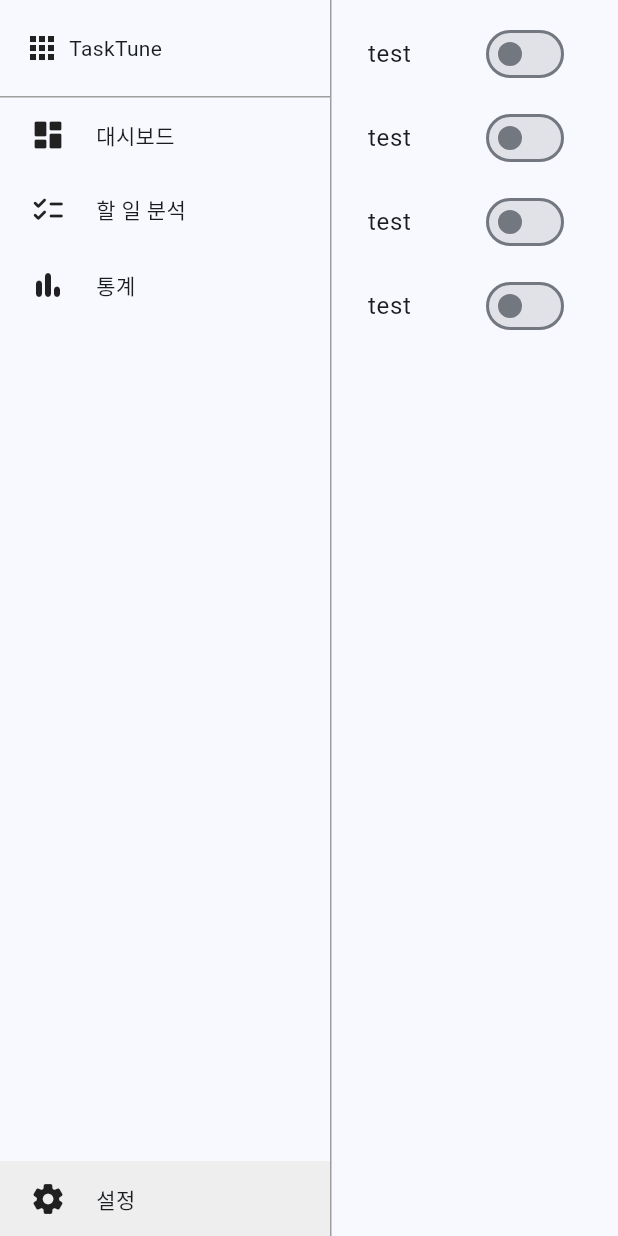
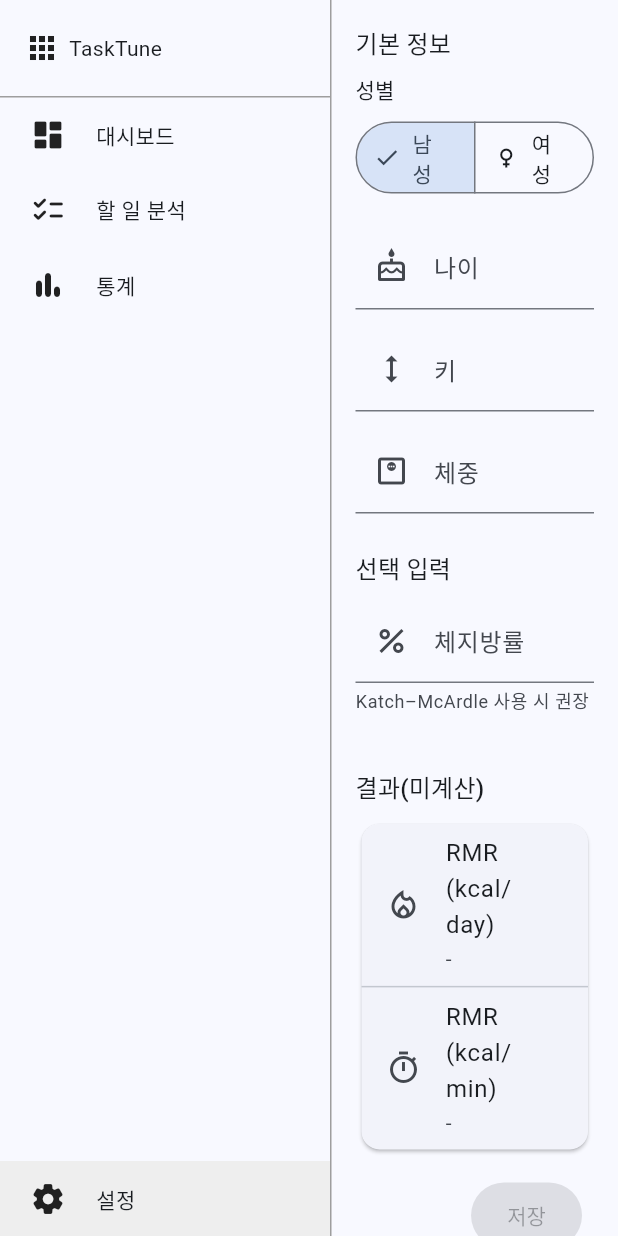
Before and after one commit to jiwoo590162-lang/TaskTune, a Flutter app: the screen it shows after launch, after a tap on "할 일 분석", after a tap on "통계", after a tap on "설정", on a phone screen of 412 x 824 dp. Run offline on Flutter 3.47's test engine with Material 3 defaults, Android fonts, the phone set to English and light mode, and no system bars; missing offline and left inert: openai_dart.

Commit message:
feat: 설정 창 수정
RMR 공식 계산을 위한 성별, 나이, 키, 체중, 체지방률을 입력받는
양식을 작성.

```diff
--- a/lib/screens/settings_page.dart
+++ b/lib/screens/settings_page.dart
@@ -1,59 +1,181 @@
 import 'package:flutter/material.dart';
 
-class SettingsPage extends StatelessWidget {
+enum Gender { male, female }
+
+enum UnitSystem { metric, imperial }
+
+enum RmrFormula { mifflin, harris, katch }
+
+class SettingsPage extends StatefulWidget {
   const SettingsPage({super.key});
 
   @override
+  State<SettingsPage> createState() => _SettingsPageState();
+}
+
+class _SettingsPageState extends State<SettingsPage> {
+  Gender _gender = Gender.male;
+  final UnitSystem _unit = UnitSystem.metric;
+  final RmrFormula _formula = RmrFormula.mifflin;
+
+  final _ageCtrl = TextEditingController();
+  final _heightCtrl = TextEditingController();
+  final _weightCtrl = TextEditingController();
+  final _bodyFatCtrl = TextEditingController();
+
+  @override
+  void dispose() {
+    _ageCtrl.dispose();
+    _heightCtrl.dispose();
+    _weightCtrl.dispose();
+    _bodyFatCtrl.dispose();
+    super.dispose();
+  }
+
+  @override
   Widget build(BuildContext context) {
-    return const SingleChildScrollView(
-      child: Padding(
-        padding: EdgeInsets.all(8.0),
-        child: Column(
-          children: [
-            _SettingsItem(
-              title: 'test',
+    final cs = Theme.of(context).colorScheme;
+
+    return SingleChildScrollView(
+      padding: const EdgeInsets.all(16),
+      child: Column(
+        crossAxisAlignment: CrossAxisAlignment.start,
+        children: [
+          const _SectionTitle('기본 정보'),
+          const SizedBox(height: 8),
+
+          // 성별
+          Text('성별', style: Theme.of(context).textTheme.labelLarge),
+          const SizedBox(height: 8),
+          SegmentedButton<Gender>(
+            segments: const [
+              ButtonSegment(
+                value: Gender.male,
+                label: Text('남성'),
+                icon: Icon(Icons.male),
+              ),
+              ButtonSegment(
+                value: Gender.female,
+                label: Text('여성'),
+                icon: Icon(Icons.female),
+              ),
+            ],
+            selected: {_gender},
+            onSelectionChanged: (s) => setState(() => _gender = s.first),
+          ),
+          const SizedBox(height: 16),
+
+          // 나이
+          TextFormField(
+            controller: _ageCtrl,
+            keyboardType: TextInputType.number,
+            decoration: const InputDecoration(
+              labelText: '나이',
+              suffixText: '세',
+              prefixIcon: Icon(Icons.cake_outlined),
             ),
-            _SettingsItem(
-              title: 'test',
+          ),
+          const SizedBox(height: 12),
+
+          // 키
+          TextFormField(
+            controller: _heightCtrl,
+            keyboardType: TextInputType.number,
+            decoration: InputDecoration(
+              labelText: '키',
+              suffixText: _unit == UnitSystem.metric ? 'cm' : 'in',
+              prefixIcon: const Icon(Icons.height),
             ),
-            _SettingsItem(
-              title: 'test',
+          ),
+          const SizedBox(height: 12),
+
+          // 체중
+          TextFormField(
+            controller: _weightCtrl,
+            keyboardType: TextInputType.number,
+            decoration: InputDecoration(
+              labelText: '체중',
+              suffixText: _unit == UnitSystem.metric ? 'kg' : 'lb',
+              prefixIcon: const Icon(Icons.monitor_weight_outlined),
             ),
-            _SettingsItem(
-              title: 'test',
+          ),
+
+          const SizedBox(height: 24),
+          const _SectionTitle('선택 입력'),
+          const SizedBox(height: 8),
+
+          // 체지방률
+          TextFormField(
+            controller: _bodyFatCtrl,
+            keyboardType: TextInputType.number,
+            decoration: const InputDecoration(
+              labelText: '체지방률',
+              suffixText: '%',
+              prefixIcon: Icon(Icons.percent),
+              helperText: 'Katch–McArdle 사용 시 권장',
             ),
-          ],
-        ),
+          ),
+          const SizedBox(height: 36),
+
+          const _SectionTitle('결과(미계산)'),
+          const SizedBox(height: 8),
+
+          Card(
+            color: cs.surfaceContainerLow,
+            child: const Column(
+              children: [
+                ListTile(
+                  title: Text('RMR (kcal/day)'),
+                  subtitle: Text('-'),
+                  leading: Icon(Icons.local_fire_department_outlined),
+                ),
+                Divider(height: 1),
+                ListTile(
+                  title: Text('RMR (kcal/min)'),
+                  subtitle: Text('-'),
+                  leading: Icon(Icons.timer_outlined),
+                ),
+              ],
+            ),
+          ),
+
+          SizedBox(
+            height: 80,
+            child: Row(
+              mainAxisAlignment: MainAxisAlignment.end,
+              children: [
+                Padding(
+                  padding: const EdgeInsets.all(8.0),
+                  child: FilledButton(
+                    onPressed: null,
+                    style: FilledButton.styleFrom(
+                      shape: const StadiumBorder(), // 타원형
+                      padding: const EdgeInsets.symmetric(
+                        horizontal: 24,
+                        vertical: 12,
+                      ),
+                    ),
+                    child: const Text('저장'),
+                  ),
+                ),
+              ],
+            ),
+          ),
+        ],
       ),
     );
   }
 }
 
-class _SettingsItem extends StatefulWidget {
-  final String title;
-
-  const _SettingsItem({
-    super.key,
-    required this.title,
-  });
-
-  @override
-  State<_SettingsItem> createState() => _SettingsItemState();
-}
-
-class _SettingsItemState extends State<_SettingsItem> {
-  bool _isOn = false;
+class _SectionTitle extends StatelessWidget {
+  final String text;
+  const _SectionTitle(this.text);
 
   @override
   Widget build(BuildContext context) {
-    return SwitchListTile(
-      title: Text(widget.title),
-      value: _isOn,
-      onChanged: (bool value) {
-        setState(() {
-          _isOn = value;
-        });
-      },
+    return Text(
+      text,
+      style: Theme.of(context).textTheme.titleMedium,
     );
   }
 }
```
